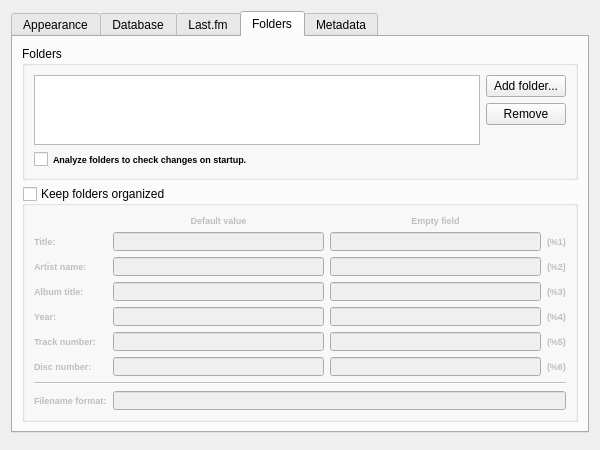
Old version of the form Form/DialogPreferences.ui in the repository isuhao/TMediaPlayer.
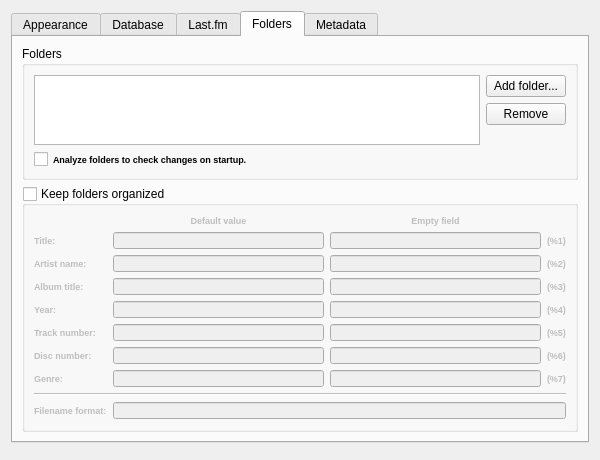
New version of the form. The open tabs and pages were chosen to show the change.

Patch:
```diff
--- a/Form/DialogPreferences.ui
+++ b/Form/DialogPreferences.ui
@@ -10,13 +10,13 @@
     <x>0</x>
     <y>0</y>
     <width>600</width>
-    <height>450</height>
+    <height>460</height>
    </rect>
   </property>
   <property name="minimumSize">
    <size>
     <width>440</width>
-    <height>440</height>
+    <height>460</height>
    </size>
   </property>
   <property name="windowTitle">
@@ -444,7 +444,7 @@
           <bool>false</bool>
          </property>
          <layout class="QGridLayout" name="gridLayout_4">
-          <item row="8" column="0">
+          <item row="9" column="0">
            <widget class="QLabel" name="lblOrgFormat">
             <property name="font">
              <font>
@@ -458,7 +458,7 @@
             </property>
            </widget>
           </item>
-          <item row="8" column="1" colspan="3">
+          <item row="9" column="1" colspan="3">
            <widget class="QLineEdit" name="editOrgFormat">
             <property name="maxLength">
              <number>256</number>
@@ -670,7 +670,7 @@
             </property>
            </widget>
           </item>
-          <item row="7" column="0" colspan="4">
+          <item row="8" column="0" colspan="4">
            <widget class="Line" name="line">
             <property name="orientation">
              <enum>Qt::Horizontal</enum>
@@ -761,6 +761,40 @@
             </property>
            </widget>
           </item>
+          <item row="7" column="0">
+           <widget class="QLabel" name="lblOrgGenre">
+            <property name="font">
+             <font>
+              <pointsize>7</pointsize>
+              <weight>75</weight>
+              <bold>true</bold>
+             </font>
+            </property>
+            <property name="text">
+             <string>Genre:</string>
+            </property>
+           </widget>
+          </item>
+          <item row="7" column="1">
+           <widget class="QLineEdit" name="editOrgGenreDefault"/>
+          </item>
+          <item row="7" column="2">
+           <widget class="QLineEdit" name="editOrgGenreEmpty"/>
+          </item>
+          <item row="7" column="3">
+           <widget class="QLabel" name="lblOrgGenreNum">
+            <property name="font">
+             <font>
+              <pointsize>7</pointsize>
+              <weight>75</weight>
+              <bold>true</bold>
+             </font>
+            </property>
+            <property name="text">
+             <string notr="true">(%7)</string>
+            </property>
+           </widget>
+          </item>
          </layout>
         </widget>
        </item>
```
